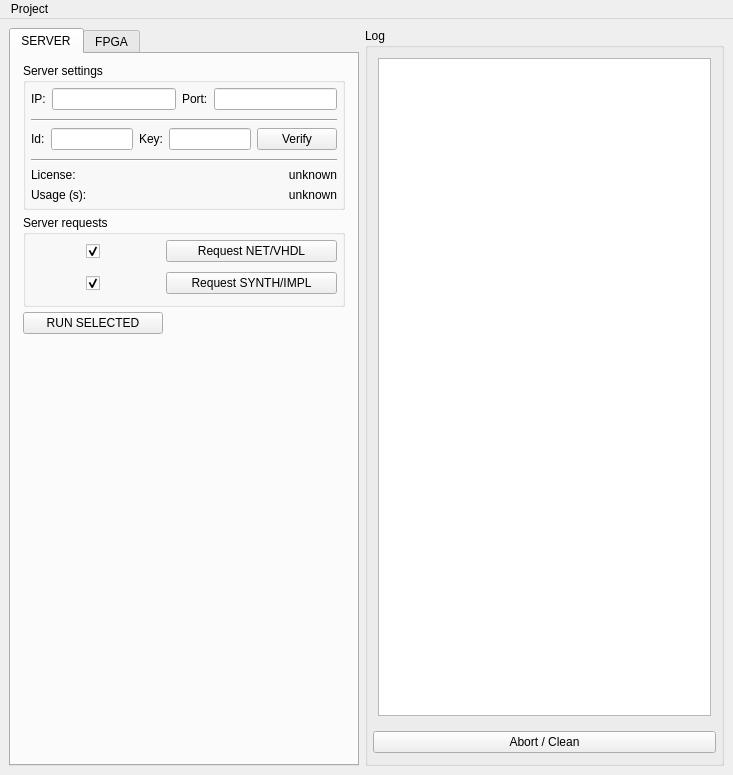
The window that GUI/Python/Resources/GUI/interface.ui (dspsandbox/Canvas) describes before a commit, drawn with Qt 5.
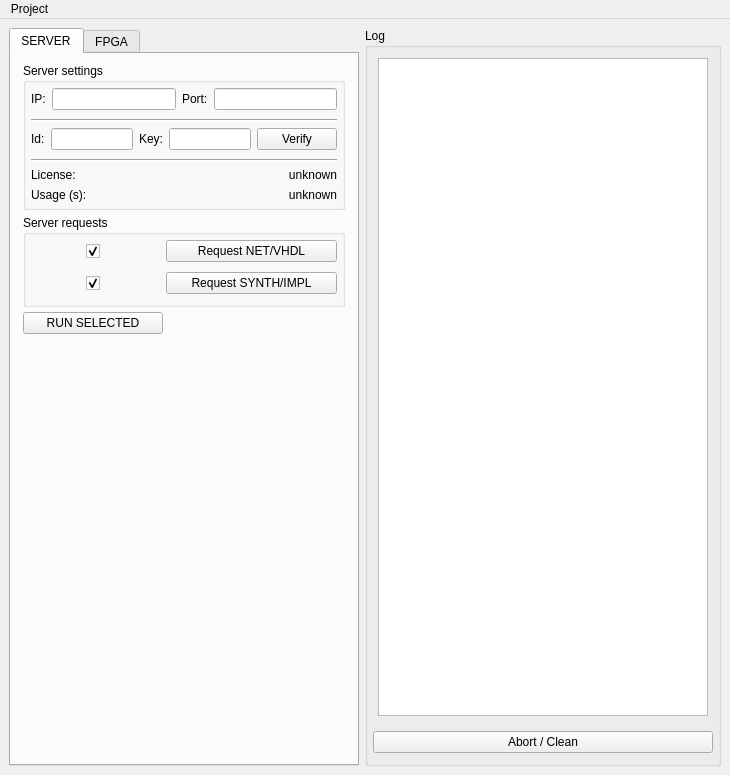
The same window after the commit.

```diff
--- a/GUI/Python/Resources/GUI/interface.ui
+++ b/GUI/Python/Resources/GUI/interface.ui
@@ -6,7 +6,7 @@
    <rect>
     <x>0</x>
     <y>0</y>
-    <width>733</width>
+    <width>730</width>
     <height>775</height>
    </rect>
   </property>
@@ -1510,7 +1510,7 @@
     <rect>
      <x>0</x>
      <y>0</y>
-     <width>733</width>
+     <width>730</width>
      <height>21</height>
     </rect>
    </property>
```
